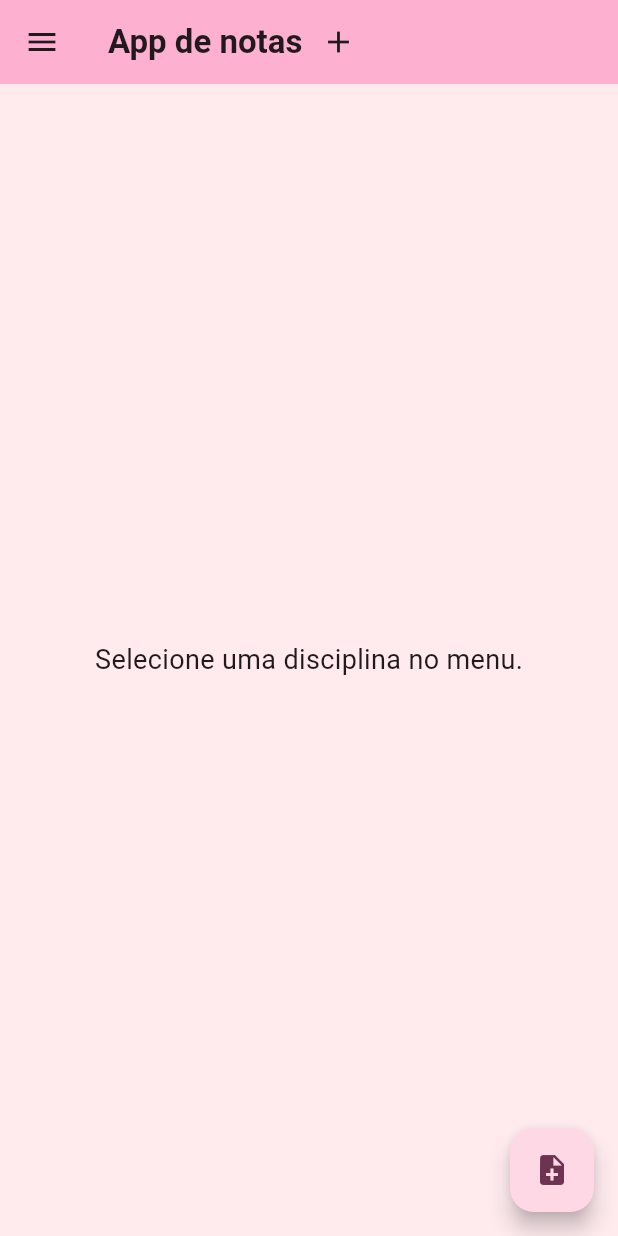
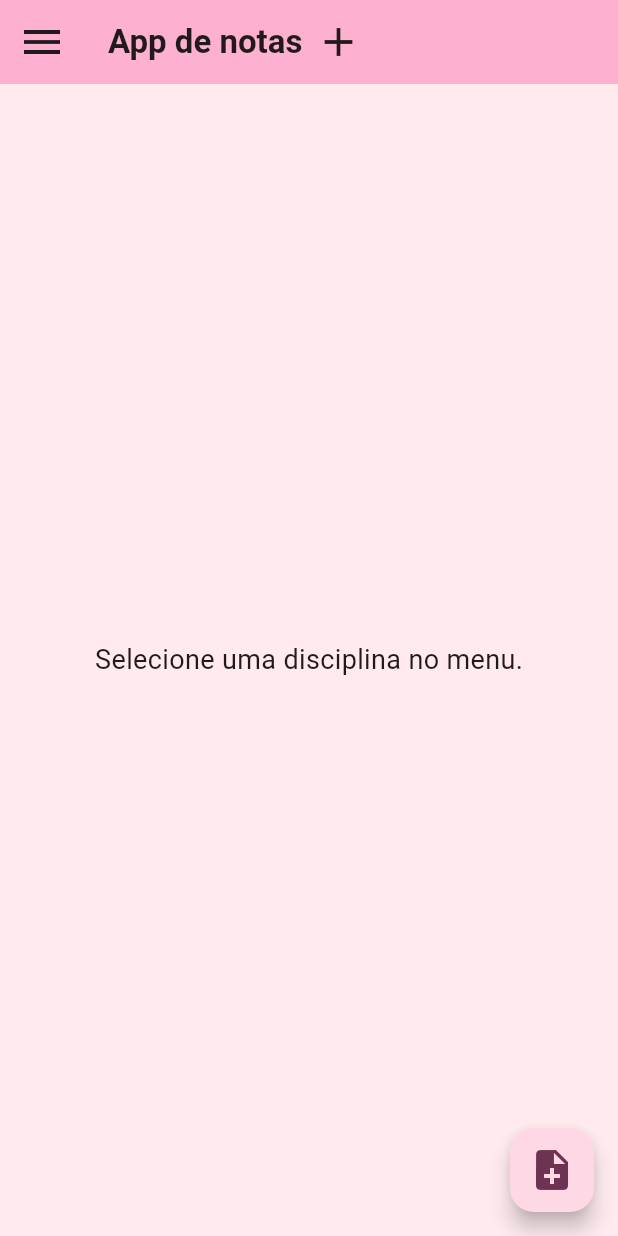
Before and after one commit to beckyyz/acessibilidade, a Flutter app: the screen it shows after launch, on a phone screen of 412 x 824 dp. Run offline on Flutter 3.47's test engine with Material 3 defaults, Android fonts, the phone set to English and light mode, and no system bars.

Commit message:
botões
botões

```diff
--- a/lib/main.dart
+++ b/lib/main.dart
@@ -74,6 +74,9 @@
               ),
               const SizedBox(height: 16),
               ElevatedButton(
+                style: ElevatedButton.styleFrom(
+                  minimumSize: const Size(48, 48),
+                ),
                 onPressed: () {
                   if (controller.text.isNotEmpty) {
                     _adicionarAnotacao(controller.text);
@@ -116,6 +119,9 @@
               ),
               const SizedBox(height: 16),
               ElevatedButton(
+                style: ElevatedButton.styleFrom(
+                  minimumSize: const Size(48, 48),
+                ),
                 onPressed: () {
                   if (controller.text.isNotEmpty) {
                     _adicionarDisciplina(controller.text);
@@ -169,6 +175,7 @@
                   label: 'Selecionar disciplina $disciplina',
                   child: ListTile(
                     title: Text(disciplina, style: const TextStyle(fontSize: 18)),
+                    minVerticalPadding: 12,
                     onTap: () {
                       setState(() {
                         _disciplinaSelecionada = disciplina;
@@ -189,6 +196,7 @@
             return Tooltip(
               message: 'Abrir menu de navegação',
               child: IconButton(
+                iconSize: 32,
                 icon: const Icon(Icons.menu),
                 onPressed: () {
                   Scaffold.of(context).openDrawer();
@@ -206,6 +214,7 @@
                 Tooltip(
                   message: 'Adicionar Disciplina',
                   child: IconButton(
+                    iconSize: 32,
                     icon: const Icon(Icons.add),
                     onPressed: _mostrarAdicionarDisciplina,
                   ),
@@ -236,6 +245,7 @@
                           label:
                               'Anotação número ${index + 1}: ${_disciplinasComAnotacoes[_disciplinaSelecionada!]![index]}',
                           child: ListTile(
+                            minVerticalPadding: 12,
                             title: Text(
                               _disciplinasComAnotacoes[_disciplinaSelecionada!]![index],
                               style: const TextStyle(fontSize: 18),
@@ -243,10 +253,12 @@
                             trailing: Tooltip(
                               message: 'Excluir anotação',
                               child: IconButton(
+                                iconSize: 32,
                                 icon: const Icon(Icons.delete),
                                 onPressed: () {
                                   setState(() {
-                                    _disciplinasComAnotacoes[_disciplinaSelecionada!]!.removeAt(index);
+                                    _disciplinasComAnotacoes[_disciplinaSelecionada!]!
+                                        .removeAt(index);
                                   });
                                 },
                               ),
@@ -258,12 +270,16 @@
                   ),
                   Focus(
                     child: ElevatedButton(
+                      style: ElevatedButton.styleFrom(
+                        minimumSize: const Size(48, 48),
+                      ),
                       onPressed: () {
                         setState(() {
                           _disciplinasComAnotacoes[_disciplinaSelecionada]!.clear();
                         });
                       },
-                      child: const Text('Remover todas as anotações', style: TextStyle(fontSize: 18)),
+                      child: const Text('Remover todas as anotações',
+                          style: TextStyle(fontSize: 18)),
                     ),
                   ),
                   const SizedBox(height: 16),
@@ -293,11 +309,9 @@
             }
           },
           tooltip: 'Adicionar Anotação',
-          child: const Icon(Icons.note_add),
+          child: const Icon(Icons.note_add, size: 32),
         ),
       ),
     );
   }
 }
-
-// last commit
```
